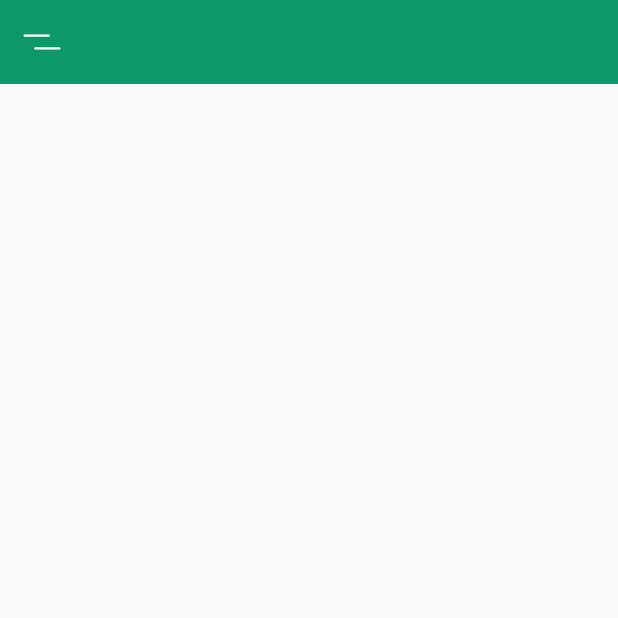
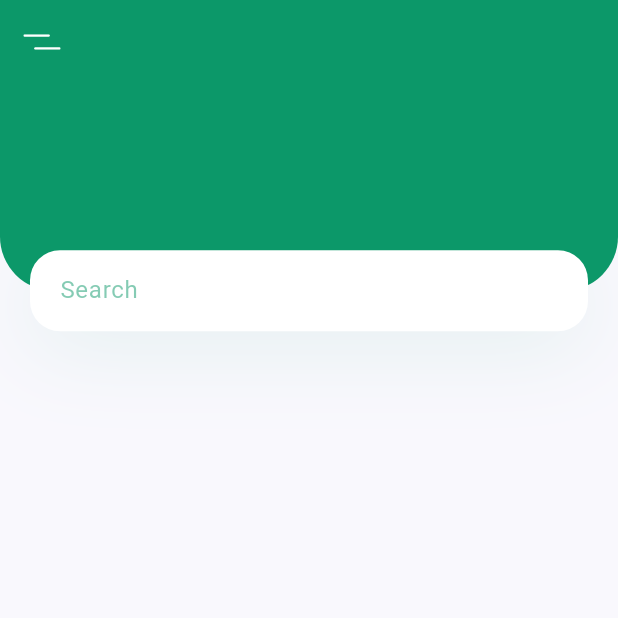
Before and after one commit to Defarrel/PlantApp, a Flutter app: the screen it shows after launch, on a phone screen of 412 x 824 dp, the top half of it. Run offline on Flutter 3.47's test engine with Material 3 defaults, Android fonts, the phone set to English and light mode, and no system bars; our stand-ins replace flutter_svg.

Commit message:
Menambahkan body dan textfield seacrh

```diff
--- /dev/null
+++ b/lib/screens/home/components/body.dart
@@ -0,0 +1,64 @@
+import 'package:flutter/material.dart';
+import 'package:plantapp/constant.dart';
+
+class Body extends StatelessWidget {
+  const Body({super.key});
+
+  @override
+  Widget build(BuildContext context) {
+    Size size = MediaQuery.of(context).size;
+    return Column(
+      children: <Widget>[
+        Container(
+          height: size.height * 0.2,
+          child: Stack(
+            children: <Widget>[
+              Container(
+                height: size.height * 0.2 - 27,
+                decoration: BoxDecoration(
+                  color: kPrimaryColor,
+                  borderRadius: BorderRadius.only(
+                    bottomLeft: Radius.circular(36),
+                    bottomRight: Radius.circular(36),
+                  ),
+                ),
+              ),
+              Positioned(
+                bottom: 0,
+                left: 0,
+                right: 0,
+                child: Container(
+                  alignment: Alignment.center,
+                  margin: EdgeInsets.symmetric(horizontal: kDefaultPadding),
+                  padding: EdgeInsets.symmetric(horizontal: kDefaultPadding),
+                  height: 54,
+                  decoration: BoxDecoration(
+                    color: Colors.white,
+                    borderRadius: BorderRadius.circular(20),
+                    boxShadow: [
+                      BoxShadow(
+                        offset: Offset(0, 10),
+                        blurRadius: 50,
+                        color: kPrimaryColor.withAlpha(23),
+                      ),
+                    ],
+                  ),
+                  child: TextField(
+                    decoration: InputDecoration(
+                      hintText: "Search",
+                      hintStyle: TextStyle(
+                        color: kPrimaryColor.withOpacity(0.5),
+                      ),
+                      enabledBorder: InputBorder.none,
+                      focusedBorder: InputBorder.none,
+                    ),
+                  ),
+                ),
+              ),
+            ],
+          ),
+        ),
+      ],
+    );
+  }
+}
--- a/lib/screens/home/home_screen.dart
+++ b/lib/screens/home/home_screen.dart
@@ -1,14 +1,17 @@
 import 'package:flutter/material.dart';
 import 'package:flutter_svg/flutter_svg.dart';
 import 'package:plantapp/constant.dart';
+import 'package:plantapp/screens/home/components/body.dart';
 
 class HomeScreen extends StatelessWidget {
   const HomeScreen({super.key});
 
   @override
+
   Widget build(BuildContext context) {
     return Scaffold(
       appBar: buildAppBar(),
+      body: Body(),
     );
   }
 
```
